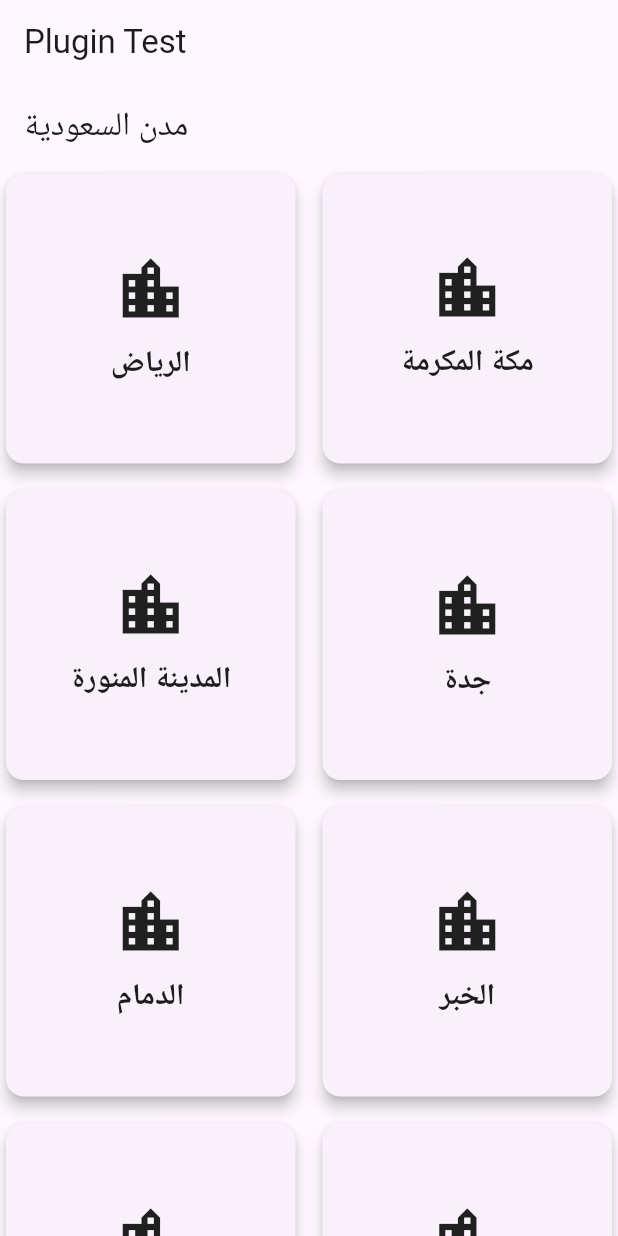
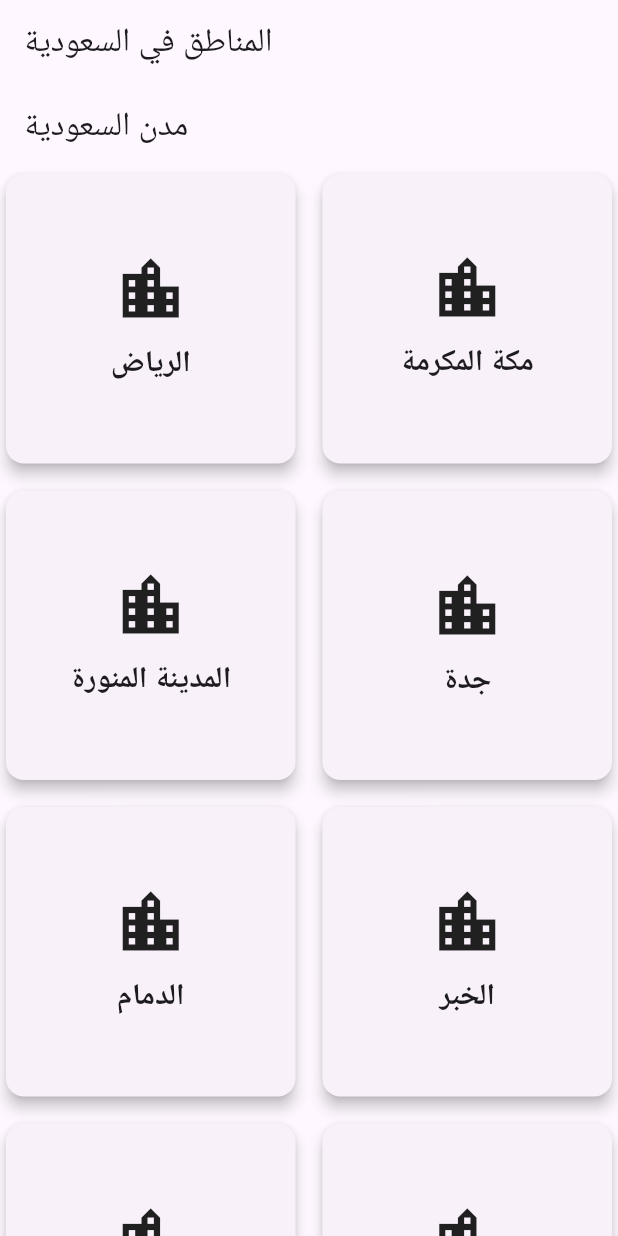
Before and after one commit to anasx3/saudi_cities, a Flutter app: the screen it shows after launch, on a phone screen of 412 x 824 dp. Run offline on Flutter 3.47's test engine with Material 3 defaults, Android fonts, the phone set to English and light mode, and no system bars.

Commit message:
Update main.dart

```diff
--- a/example/lib/main.dart
+++ b/example/lib/main.dart
@@ -34,7 +34,7 @@ class _HomePageState extends State<HomePage> {
   Widget build(BuildContext context) {
     return Scaffold(
       appBar: AppBar(
-        title: Text("Plugin Test"),
+        title: Text("المناطق في السعودية"),
       ),
       body: CitiesScreen(),
     );
```
